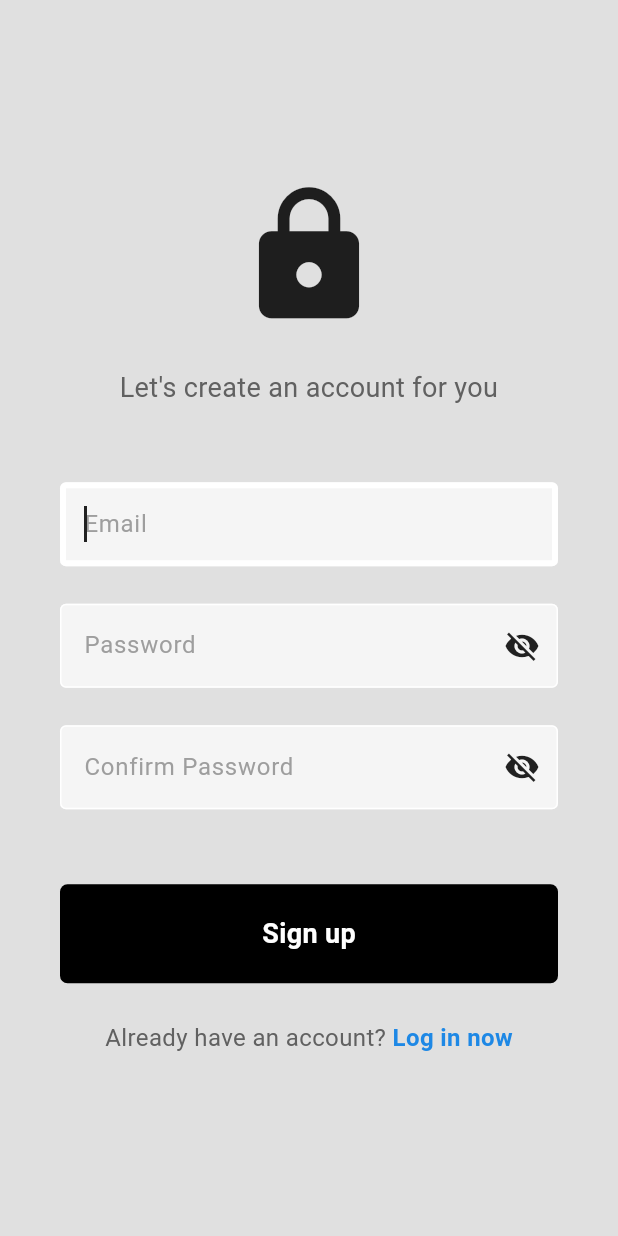
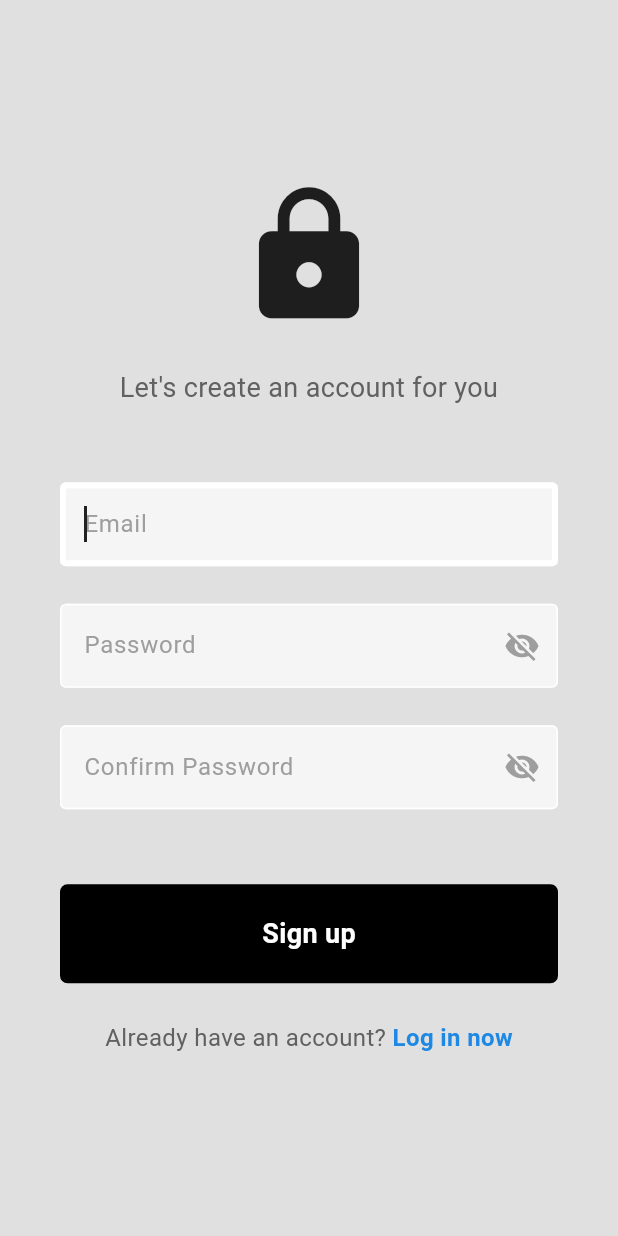
Before and after one commit to lucas-marianno/flutter_social_network_the_bottle, a Flutter app: the screen it shows after launch, after a tap on "Register now", on a phone screen of 412 x 824 dp. Run offline on Flutter 3.47's test engine with Material 2 defaults, Android fonts, the phone set to English and light mode, and no system bars; our stand-ins replace cloud_firestore, firebase_auth, firebase_core; accounts and stored records are empty.

Commit message:
multiline text field || settings.dart || addComment feature

```diff
--- a/lib/components/textfield.dart
+++ b/lib/components/textfield.dart
@@ -1,4 +1,5 @@
 import 'package:flutter/material.dart';
+import 'package:the_wall/settings.dart';
 
 class MyTextField extends StatefulWidget {
   const MyTextField({
@@ -8,12 +9,14 @@ class MyTextField extends StatefulWidget {
     this.onSubmited,
     this.obscureText = false,
     this.autofocus = true,
+    this.enterKeyPressSubmits = false,
   });
   final TextEditingController controller;
   final String hintText;
   final void Function()? onSubmited;
   final bool obscureText;
   final bool autofocus;
+  final bool enterKeyPressSubmits;
 
   @override
   State<MyTextField> createState() => _MyTextFieldState();
@@ -24,17 +27,24 @@ class _MyTextFieldState extends State<MyTextField> {
 
   @override
   Widget build(BuildContext context) {
+    bool enterKeyPressSubmits = widget.enterKeyPressSubmits || enterSendsPost;
+
     return TextField(
       autofocus: widget.autofocus,
       controller: widget.controller,
       obscureText: widget.obscureText ? !isVisible : false,
-      onSubmitted: (value) => widget.onSubmited?.call(),
+      onSubmitted: enterKeyPressSubmits ? (value) => widget.onSubmited?.call() : null,
+      textInputAction: enterKeyPressSubmits ? null : TextInputAction.none,
+      maxLines: widget.obscureText || enterKeyPressSubmits ? 1 : null,
       decoration: InputDecoration(
         hintText: widget.hintText,
         hintStyle: const TextStyle(color: Colors.grey),
         suffixIcon: widget.obscureText
             ? IconButton(
-                icon: Icon(isVisible ? Icons.visibility : Icons.visibility_off),
+                icon: Icon(
+                  isVisible ? Icons.visibility : Icons.visibility_off,
+                  color: Colors.grey,
+                ),
                 onPressed: () => setState(() => isVisible = !isVisible))
             : null,
         focusedBorder: const OutlineInputBorder(
--- a/lib/pages/home_page.dart
+++ b/lib/pages/home_page.dart
@@ -3,7 +3,6 @@ import 'package:firebase_auth/firebase_auth.dart';
 import 'package:flutter/material.dart';
 import 'package:the_wall/components/textfield.dart';
 import 'package:the_wall/components/wall_post.dart';
-
 import '../components/drawer.dart';
 
 class HomePage extends StatefulWidget {
@@ -101,7 +100,10 @@ class _HomePageState extends State<HomePage> {
                     ),
                   ),
                   IconButton(
-                    onPressed: postMessage,
+                    onPressed: () {
+                      FocusManager.instance.primaryFocus?.unfocus();
+                      postMessage();
+                    },
                     icon: const Icon(Icons.send, size: 40),
                   )
                 ],
--- a/lib/pages/login_page.dart
+++ b/lib/pages/login_page.dart
@@ -85,6 +85,7 @@ class _LoginPageState extends State<LoginPage> {
                 hintText: 'Password',
                 obscureText: true,
                 onSubmited: login,
+                enterKeyPressSubmits: true,
               ),
 
               const SizedBox(height: 50),
--- a/lib/pages/register_page.dart
+++ b/lib/pages/register_page.dart
@@ -103,6 +103,7 @@ class _RegisterPageState extends State<RegisterPage> {
                 hintText: 'Confirm Password',
                 obscureText: true,
                 onSubmited: register,
+                enterKeyPressSubmits: true,
               ),
 
               const SizedBox(height: 50),
--- /dev/null
+++ b/lib/settings.dart
@@ -0,0 +1,2 @@
+const replaceEmailWithUsernameOnWallPost = false;
+const enterSendsPost = false;
```
Also changed, not shown: lib/components/comments.dart (added, +37 -0 lines), lib/components/input_from_dialog.dart (+7 -6 lines), lib/components/wall_post.dart (+60 -22 lines).
